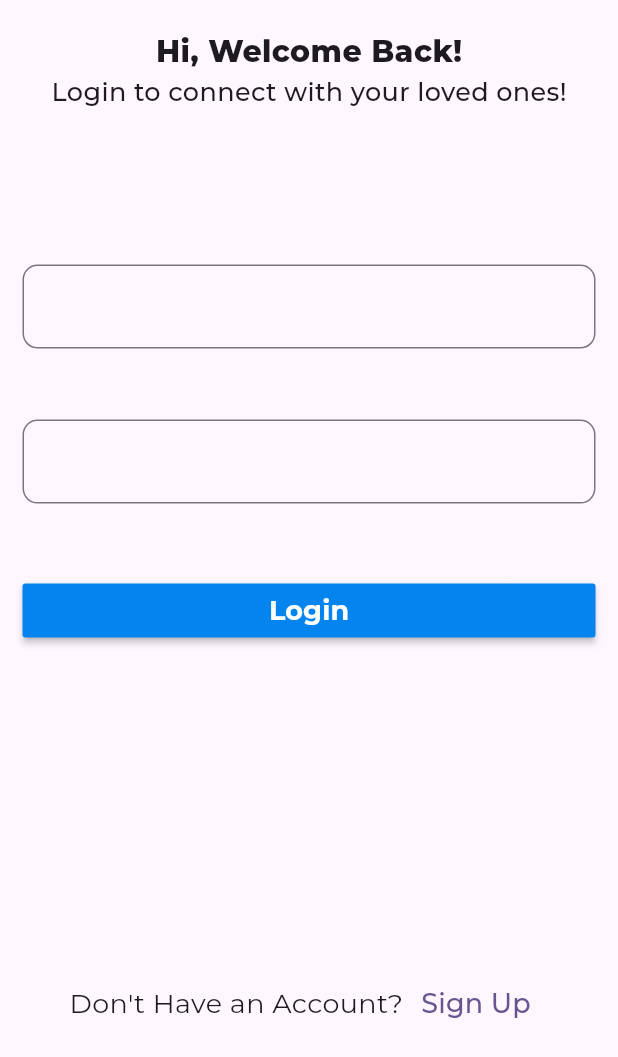
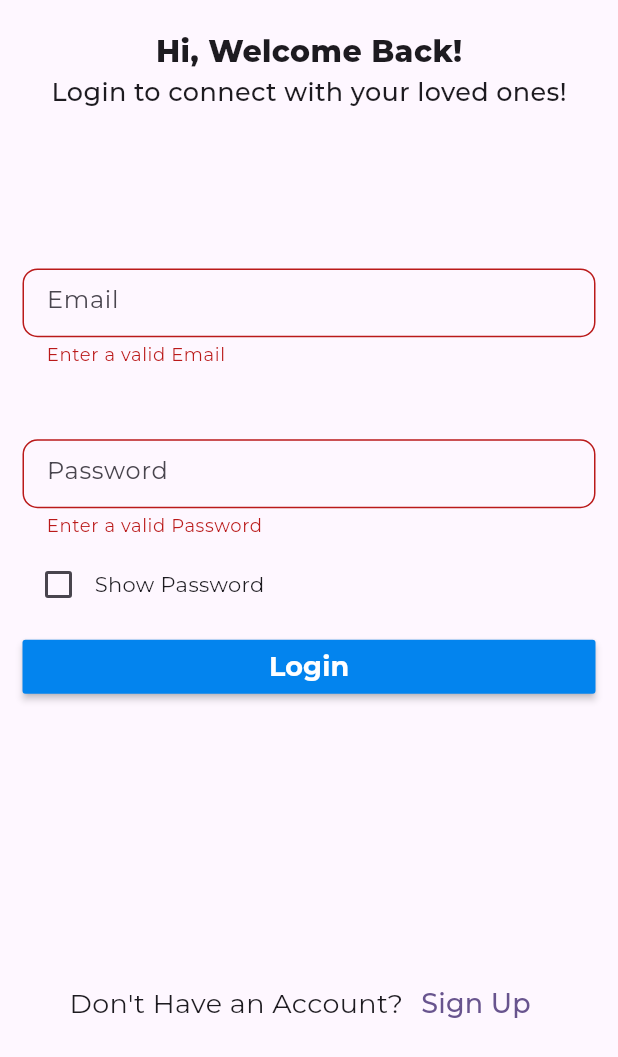
Before and after one commit to Kapil9861/Flutter, a Flutter app: the screen it shows after launch, after a tap on "Login", on a phone screen of 412 x 824 dp. Shown: the top 1057 px of the screen. Run offline on Flutter 3.47's test engine with Material 3 defaults, Android fonts, the phone set to English and light mode, and no system bars; our stand-ins replace bloc, cloud_firestore, dartz, firebase_auth, firebase_core, flutter_bloc and 9 more; missing offline and left inert: flutter_polyline_points, the_apple_sign_in; accounts and stored records are empty.

Commit message:
Updated the validationof the the password and show password logic was implemented

```diff
--- /dev/null
+++ b/lets_chat/lib/const.dart
@@ -0,0 +1,10 @@
+final RegExp EMAIL_VALIDATION_REGEX =
+    RegExp(r"^[\w-\.]+@([\w-]+\.)+[\w-]{2,4}$");
+
+final RegExp PASSWORD_VALIDATION_REGEX =
+    RegExp(r"^(?=.*\d)(?=.*[a-z])(?=.*[A-Z])(?=.*[a-zA-Z]).{8,}$");
+
+final RegExp NAME_VALIDATION_REGEX = RegExp(r"\b([A-ZÀ-ÿ][-,a-z. ']+[ ]*)+");
+
+final String PLACEHOLDER_PFP =
+    "https://t3.ftcdn.net/jpg/05/16/27/58/360_F_516275801_f3Fsp17x6HQK0xQgDQEELoTuERO4SsWV.jpg";
--- a/lets_chat/lib/main.dart
+++ b/lets_chat/lib/main.dart
@@ -11,6 +11,7 @@ void main() async {
 Future<void> setup() async {
   WidgetsFlutterBinding.ensureInitialized();
   await firebaseSetup();
+  await registerService();
 }
 
 class MyApp extends StatelessWidget {
@@ -23,21 +24,6 @@ class MyApp extends StatelessWidget {
       debugShowCheckedModeBanner: false,
       title: 'Flutter Demo',
       theme: ThemeData(
-        // This is the theme of your application.
-        //
-        // TRY THIS: Try running your application with "flutter run". You'll see
-        // the application has a purple toolbar. Then, without quitting the app,
-        // try changing the seedColor in the colorScheme below to Colors.green
-        // and then invoke "hot reload" (save your changes or press the "hot
-        // reload" button in a Flutter-supported IDE, or press "r" if you used
-        // the command line to start the app).
-        //
-        // Notice that the counter didn't reset back to zero; the application
-        // state is not lost during the reload. To reset the state, use hot
-        // restart instead.
-        //
-        // This works for code too, not just values: Most code changes can be
-        // tested with just a hot reload.
         colorScheme: ColorScheme.fromSeed(seedColor: Colors.deepPurple),
         useMaterial3: true,
         textTheme: GoogleFonts.montserratTextTheme(),
--- a/lets_chat/lib/pages/login_page.dart
+++ b/lets_chat/lib/pages/login_page.dart
@@ -1,4 +1,7 @@
 import 'package:flutter/material.dart';
+import 'package:get_it/get_it.dart';
+import 'package:lets_chat/const.dart';
+import 'package:lets_chat/services/auth_services.dart';
 import 'package:lets_chat/widgets/custom_form.dart';
 
 class LoginPage extends StatefulWidget {
@@ -9,6 +12,18 @@ class LoginPage extends StatefulWidget {
 }
 
 class _LoginPageState extends State<LoginPage> {
+  final GetIt _getIt = GetIt.instance;
+  late AuthService _authService;
+  String? email, password;
+  bool? hidePassword = false;
+  final GlobalKey<FormState> _formKey = GlobalKey();
+
+  @override
+  void initState() {
+    _authService = _getIt.get<AuthService>();
+    super.initState();
+  }
+
   @override
   Widget build(BuildContext context) {
     return Scaffold(
@@ -38,7 +53,7 @@ class _LoginPageState extends State<LoginPage> {
   Widget _headerText(BuildContext context) {
     return SizedBox(
       width: MediaQuery.of(context).size.width,
-      child: Column(
+      child: const Column(
         mainAxisAlignment: MainAxisAlignment.start,
         mainAxisSize: MainAxisSize.max,
         crossAxisAlignment: CrossAxisAlignment.center,
@@ -68,21 +83,56 @@ class _LoginPageState extends State<LoginPage> {
       margin: EdgeInsets.symmetric(
         vertical: MediaQuery.sizeOf(context).height * 0.08,
       ),
+      child: Form(
+        key: _formKey,
         child: Column(
           mainAxisAlignment: MainAxisAlignment.spaceEvenly,
           mainAxisSize: MainAxisSize.max,
           crossAxisAlignment: CrossAxisAlignment.center,
           children: [
-          CustomForm(
+            Padding(
+              padding: const EdgeInsets.only(top: 40, bottom: 48.0),
+              child: CustomForm(
+                customRegExp: EMAIL_VALIDATION_REGEX,
                 hint: "Email",
                 height: MediaQuery.sizeOf(context).height * 0.08,
+                onSave: (value) {
+                  setState(() {
+                    email = value;
+                  });
+                },
+              ),
             ),
             CustomForm(
+              onSave: (value) {
+                setState(() {
+                  password = value;
+                });
+              },
+              obscureText: !hidePassword!,
+              customRegExp: PASSWORD_VALIDATION_REGEX,
               hint: "Password",
               height: MediaQuery.sizeOf(context).height * 0.08,
             ),
+            Expanded(
+              child: Row(
+                mainAxisAlignment: MainAxisAlignment.start,
+                children: [
+                  Checkbox(
+                    value: hidePassword,
+                    onChanged: (bool? value) {
+                      setState(() {
+                        hidePassword = value;
+                      });
+                    },
+                  ),
+                  const Text("Show Password"),
+                ],
+              ),
+            ),
             _loginButton(),
           ],
+        ),
       ),
     );
   }
@@ -91,7 +141,15 @@ class _LoginPageState extends State<LoginPage> {
     return SizedBox(
       width: MediaQuery.sizeOf(context).width,
       child: MaterialButton(
-        onPressed: () {},
+        onPressed: () async {
+          if (_formKey.currentState?.validate() ?? false) {
+            _formKey.currentState?.save();
+            bool result = await _authService.login(email!, password!);
+            print(result);
+            if (result) {
+            } else {}
+          }
+        },
         color: const Color.fromARGB(255, 3, 132, 238),
         child: const Text(
           "Login",
--- a/lets_chat/lib/utils.dart
+++ b/lets_chat/lib/utils.dart
@@ -1,8 +1,17 @@
 import 'package:firebase_core/firebase_core.dart';
+import 'package:get_it/get_it.dart';
 import 'package:lets_chat/firebase_options.dart';
+import 'package:lets_chat/services/auth_services.dart';
 
 Future<void> firebaseSetup() async {
   await Firebase.initializeApp(
     options: DefaultFirebaseOptions.currentPlatform,
   );
 }
+
+Future<void> registerService() async {
+  final GetIt getIt = GetIt.instance;
+  getIt.registerSingleton<AuthService>(
+    AuthService(),
+  );
+}
--- a/lets_chat/lib/widgets/custom_form.dart
+++ b/lets_chat/lib/widgets/custom_form.dart
@@ -1,9 +1,19 @@
 import 'package:flutter/material.dart';
 
 class CustomForm extends StatefulWidget {
-  const CustomForm({super.key, required this.hint, required this.height});
+  const CustomForm({
+    super.key,
+    required this.hint,
+    required this.height,
+    required this.customRegExp,
+    this.obscureText = false,
+    required this.onSave,
+  });
   final String hint;
   final double height;
+  final RegExp customRegExp;
+  final bool obscureText;
+  final void Function(String?) onSave;
 
   @override
   State<CustomForm> createState() => _CustomFormState();
@@ -15,7 +25,19 @@ class _CustomFormState extends State<CustomForm> {
     return SizedBox(
       height: widget.height,
       child: TextFormField(
+        onSaved: widget.onSave,
+        obscureText: widget.obscureText,
+        validator: (value) {
+          if (value != null &&
+              value.isNotEmpty &&
+              widget.customRegExp.hasMatch(value)) {
+            return null;
+          } else {
+            return "Enter a valid ${widget.hint}";
+          }
+        },
         decoration: InputDecoration(
+          hintText: widget.hint,
           border: OutlineInputBorder(
             borderRadius: BorderRadius.circular(10),
           ),
```
Also changed, not shown: 1 other file. Lines whose indentation alone changed are shown as unchanged.
